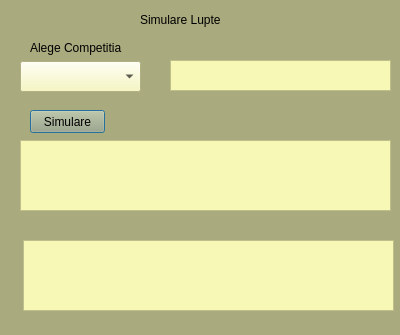
Old version of the form DataBase-Project/DataBaseProject/simularelupte.ui in the repository lucamadalina/DataBase-Project.
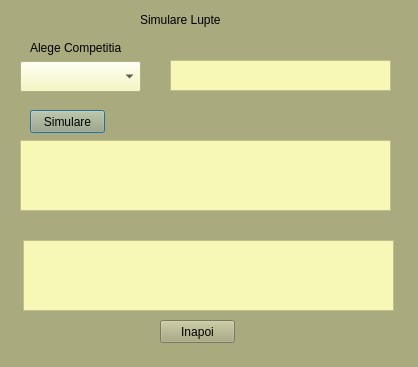
New version of the form.

The edit to the form file:
```diff
--- a/DataBase-Project/DataBaseProject/simularelupte.ui
+++ b/DataBase-Project/DataBaseProject/simularelupte.ui
@@ -6,8 +6,8 @@
    <rect>
     <x>0</x>
     <y>0</y>
-    <width>400</width>
-    <height>335</height>
+    <width>418</width>
+    <height>367</height>
    </rect>
   </property>
   <property name="windowTitle">
@@ -107,6 +107,19 @@
     <string notr="true">background-color: rgb(247, 247, 182);</string>
    </property>
   </widget>
+  <widget class="QPushButton" name="b_back">
+   <property name="geometry">
+    <rect>
+     <x>160</x>
+     <y>320</y>
+     <width>75</width>
+     <height>23</height>
+    </rect>
+   </property>
+   <property name="text">
+    <string>Inapoi</string>
+   </property>
+  </widget>
  </widget>
  <resources/>
  <connections/>
```
